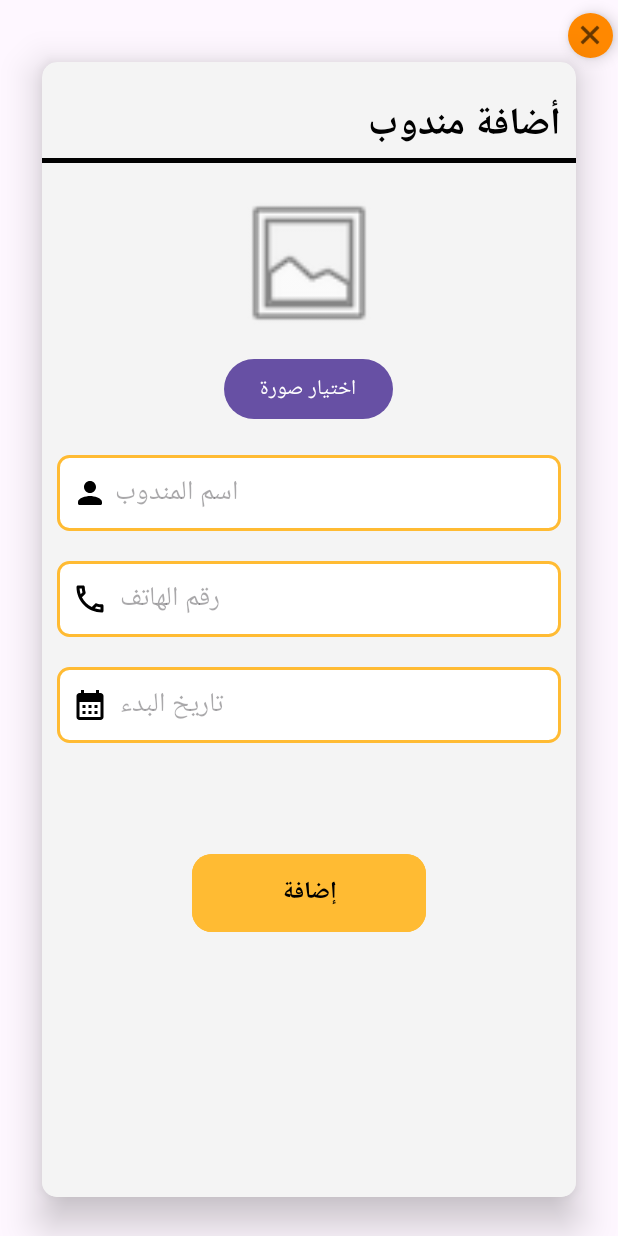
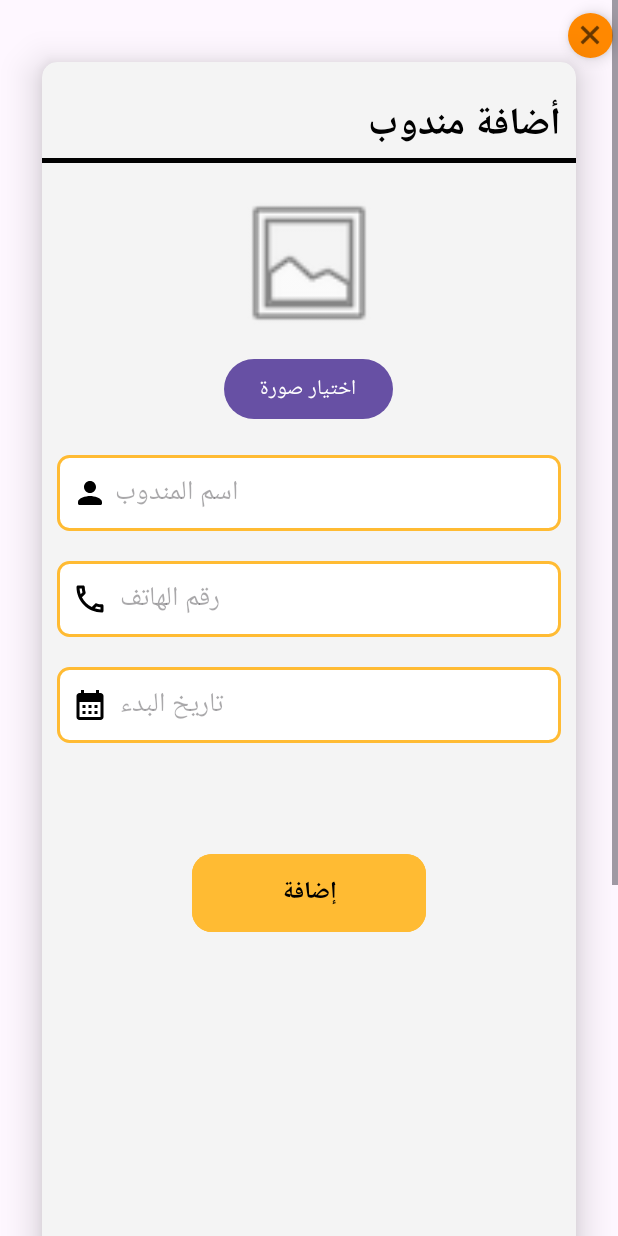
Before and after one commit to yaseensaadaldeen/RepCommissionTracker, an Android app: the layout rep_add.xml on its own in the app's theme, with its tools: preview values and no code run, on a phone screen of 412 x 824 dp. Run offline under Robolectric (Android 15) with nearby library versions, the phone set to English and light mode, and no system bars.

Commit message:
add rep2

```diff
--- a/app/src/main/res/layout/rep_add.xml
+++ b/app/src/main/res/layout/rep_add.xml
@@ -1,14 +1,21 @@
 <?xml version="1.0" encoding="utf-8"?>
-<RelativeLayout xmlns:android="http://schemas.android.com/apk/res/android"
+<ScrollView
+    xmlns:android="http://schemas.android.com/apk/res/android"
     xmlns:app="http://schemas.android.com/apk/res-auto"
     xmlns:tools="http://schemas.android.com/tools"
     android:layout_width="match_parent"
     android:layout_height="wrap_content"
     tools:context=".RepManagement.rep_add_dialog">
 
+    <!-- You can also use LinearLayout instead of RelativeLayout if needed -->
+    <RelativeLayout
+        android:layout_width="match_parent"
+        android:layout_height="wrap_content"
+        tools:targetApi="p">
+
         <androidx.cardview.widget.CardView
             android:layout_width="match_parent"
-        android:layout_height="match_parent"
+            android:layout_height="wrap_content"
             android:layout_marginLeft="10dp"
             android:layout_marginTop="15dp"
             android:layout_marginRight="10dp"
@@ -19,14 +26,13 @@
 
             <RelativeLayout
                 android:layout_width="match_parent"
-            android:layout_height="match_parent"
+                android:layout_height="wrap_content"
                 android:layout_alignParentTop="true"
                 android:layout_marginTop="15dp"
                 android:background="#F4F4F4"
                 android:outlineAmbientShadowColor="@android:color/holo_orange_light"
                 android:outlineSpotShadowColor="@android:color/holo_orange_light"
                 tools:targetApi="p">
-
 
                 <TextView
                     android:id="@+id/offer_desc"
@@ -55,9 +61,7 @@
                     android:layout_height="wrap_content"
                     android:layout_below="@+id/offer_desc"
                     android:layout_alignParentStart="true"
-                android:layout_alignParentEnd="true"
-             >
-
+                    android:layout_alignParentEnd="true">
 
                     <!-- Add an ImageView to display the selected image -->
                     <ImageView
@@ -81,7 +85,6 @@
                         android:text="اختيار صورة" />
                 </RelativeLayout>
 
-
                 <TextView
                     android:id="@+id/error"
                     android:layout_width="match_parent"
@@ -98,7 +101,6 @@
                     app:drawableStartCompat="@drawable/error_outline_24"
                     app:drawableTint="@android:color/holo_red_dark" />
 
-
                 <EditText
                     android:id="@+id/user_name"
                     android:layout_width="match_parent"
@@ -114,7 +116,6 @@
                     android:maxLength="50"
                     android:padding="10dp"
                     android:textAlignment="viewStart" />
-
 
                 <EditText
                     android:id="@+id/phone_no"
@@ -135,7 +136,6 @@
                     android:padding="10dp"
                     android:textAlignment="viewStart" />
 
-
                 <EditText
                     android:id="@+id/start_date"
                     android:layout_width="match_parent"
@@ -144,7 +144,6 @@
                     android:layout_gravity="start"
                     android:layout_marginStart="10dp"
                     android:layout_marginTop="20dp"
-
                     android:layout_marginEnd="10dp"
                     android:autofillHints="09"
                     android:background="@drawable/textedit_shape"
@@ -155,7 +154,6 @@
                     android:maxLength="10"
                     android:padding="10dp"
                     android:textAlignment="viewStart" />
-
 
                 <Spinner
                     android:id="@+id/spinner_locations"
@@ -184,10 +182,10 @@
                     android:textStyle="bold"
                     app:cornerRadius="13dp" />
 
-
             </RelativeLayout>
         </androidx.cardview.widget.CardView>
 
+        <!-- Floating Action Button -->
         <LinearLayout
             android:id="@+id/llTop"
             android:layout_width="wrap_content"
@@ -212,5 +210,6 @@
                 app:tint="@color/black" />
         </LinearLayout>
 
+    </RelativeLayout>
 
-</RelativeLayout>
+</ScrollView>
```
Lines whose indentation alone changed are shown as unchanged.
